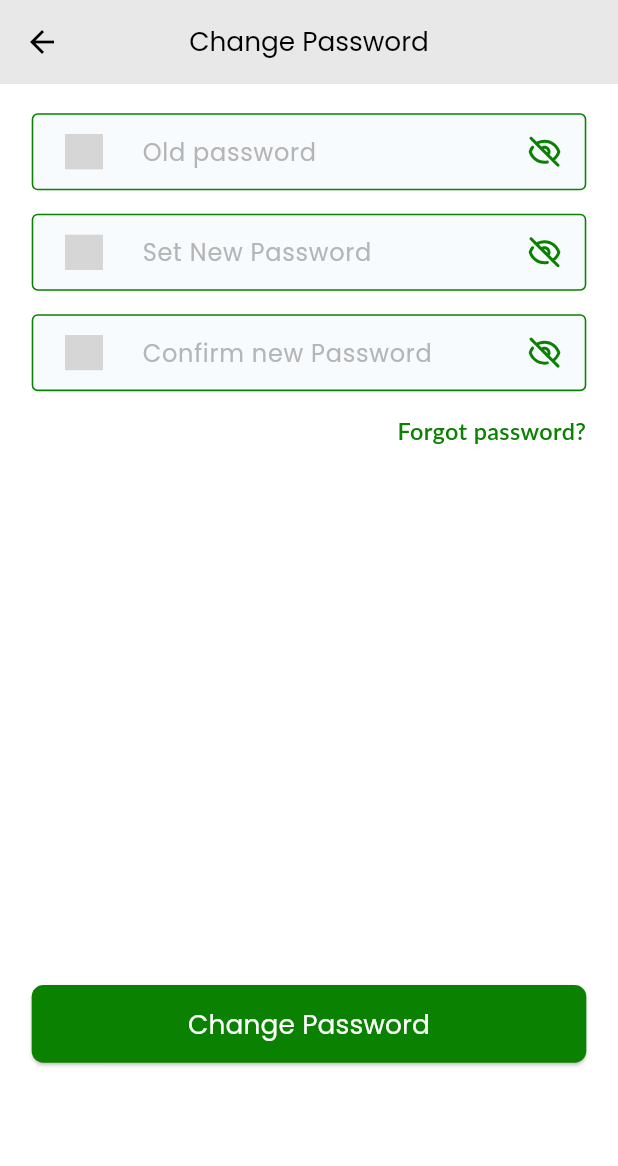
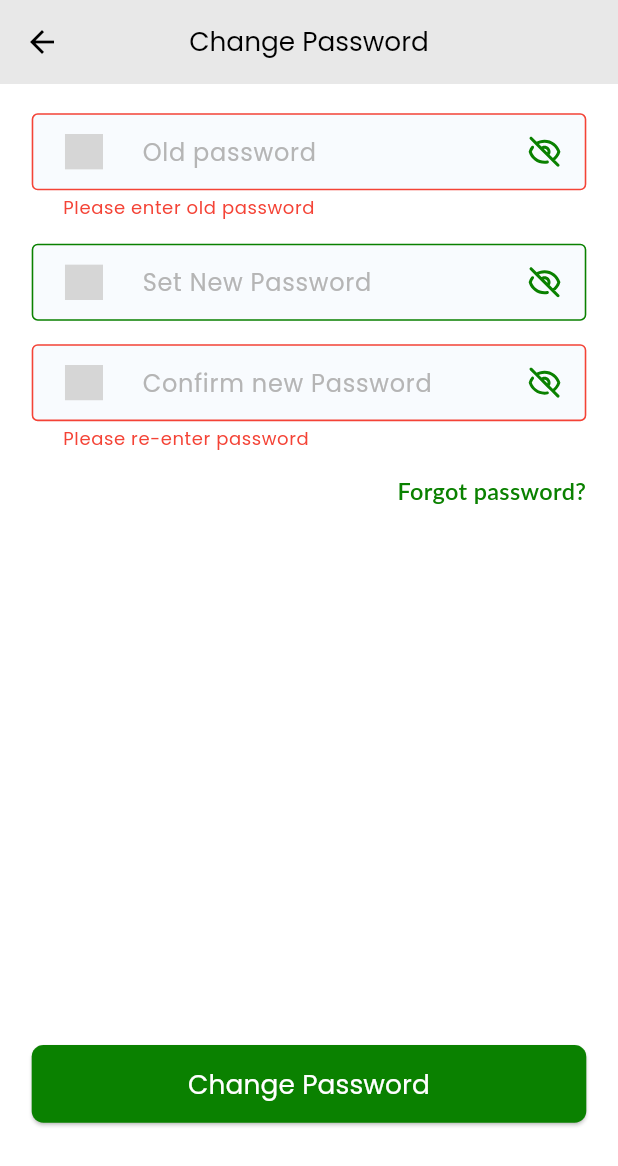
Before and after one commit to bdCalling-Sdt-hub/Stock-Cartel, a Flutter app: the ChangePasswordScreen screen opened by its route, after a tap on "Change Password", on a phone screen of 412 x 824 dp. Shown: the top 1166 px of the screen. Run offline on Flutter 3.47's test engine with Material 3 defaults, Android fonts, the phone set to English and light mode, and no system bars; our stand-ins replace cached_network_image, connectivity_plus, country_code_picker, flutter_chat_bubble, flutter_html, flutter_local_notifications and 13 more; missing offline and left inert: mime_type; accounts and stored records are empty; Roboto replaces fonts that are missing (Lato); grey boxes are pictures that could not be loaded.

Commit message:
forgot password complated

```diff
--- a/lib/controllers/authController/auth_controller.dart
+++ b/lib/controllers/authController/auth_controller.dart
@@ -167,100 +167,40 @@ class AuthController extends GetxController {
     }
   }
 
-/*//=================================> Forgot pass word <==========================================
-  TextEditingController phoneNumberCTRl = TextEditingController();
+//=================================> Forgot pass word <==========================================
   var forgotLoading = false.obs;
 
-  handleForget() async {
+  forgotPassword(String phone) async {
     forgotLoading(true);
-    var body = {
-      "phone": phoneNumberCTRl.text.trim(),
-    };
-    var headers = {
-      'Accept': 'application/json',
-      'Content-Type': 'application/json'
-    };
+    var body = {"phone": phone};
+    Map<String, String> header = {'Content-Type': 'application/json'};
     var response = await ApiClient.postData(
-        ApiConstants.forgotPasswordEndPoint, json.encode(body),
-        headers: headers);
-    if (response.statusCode == 200 || response.statusCode == 201) {
-      Get.toNamed(AppRoutes.verifyNumberScreen, parameters: {
-        "phone": phoneNumberCTRl.text.trim(),
-        "screenType": "forgetPasswordScreen",
-      });
-
-      forgetEmailTextCtrl.clear();
+        ApiConstants.forgetPasswordEndPoint, json.encode(body),
+        headers: header);
+    if (response.statusCode == 200) {
+      Get.toNamed(AppRoutes.verifyNumberScreen,
+          parameters: {"phone": phone, "screenType": "forgot"});
     } else {
-      ApiChecker.checkApi(response);
+      Fluttertoast.showToast(msg: response.statusText ?? "");
     }
     forgotLoading(false);
-  }*/
+  }
 
-/*//====================================> Handle Change password <================================
-  var changeLoading = false.obs;
-  TextEditingController oldPasswordCtrl = TextEditingController();
-  TextEditingController newPasswordCtrl = TextEditingController();
-  TextEditingController confirmPassController = TextEditingController();
-
-  handleChangePassword(String oldPassword, String newPassword) async {
-    changeLoading(true);
-    var body = {"oldPassword": oldPassword, "newPassword": newPassword};
-
-    var response =
-        await ApiClient.postData(ApiConstants.changePasswordEndPoint, body);
-    print("===============> ${response.body}");
-    if (response.statusCode == 200) {
-      Fluttertoast.showToast(
-          msg: response.body['message'],
-          toastLength: Toast.LENGTH_LONG,
-          gravity: ToastGravity.CENTER,
-          backgroundColor: Colors.green,
-          textColor: Colors.white);
-      // Get.offAllNamed(AppRoutes.signInScreen);
-      Get.back();
-      Get.back();
-    } else {
-      ApiChecker.checkApi(response);
-    }
-    changeLoading(false);
-  }*/
-
-/* //====================================> Reset password <==================================
-  var resetPasswordLoading = false.obs;
-
-  resetPassword(String email, String password) async {
-    print("=======> $email, and $password");
-    resetPasswordLoading(true);
-    var body = {"email": email, "password": password};
+ //====================================> Reset password <==================================
+ var setPasswordLoading = false.obs;
+  setPassword(String phone, String password) async {
+    setPasswordLoading(true);
+    var body = {"phone": phone, "password": password};
     Map<String, String> header = {'Content-Type': 'application/json'};
     var response = await ApiClient.postData(
-        ApiConstants.resetPasswordEndPoint, json.encode(body),
+        ApiConstants.setPasswordEndPoint, json.encode(body),
         headers: header);
     if (response.statusCode == 200) {
-      showDialog(
-          context: Get.context!,
-          barrierDismissible: false,
-          builder: (_) => AlertDialog(
-                title: const Text("Password reset!"),
-                content:
-                    const Text("Your password has been reset successfully."),
-                actions: [
-                  TextButton(
-                      onPressed: () {
-                        Get.back();
-                        Get.back();
-                        Get.back();
-                        Get.back();
-                      },
-                      child: const Text("Ok"))
-                ],
-              ));
+      Get.offNamed(AppRoutes.logInScreen);
     } else {
       debugPrint("error set password ${response.statusText}");
-      Fluttertoast.showToast(
-        msg: "${response.statusText}",
-      );
+      Fluttertoast.showToast(msg: "${response.statusText}");
     }
-    resetPasswordLoading(false);
-  }*/
+    setPasswordLoading(false);
+  }
 }
--- a/lib/views/screens/auth/setNewPassword/set_new_password_screen.dart
+++ b/lib/views/screens/auth/setNewPassword/set_new_password_screen.dart
@@ -1,6 +1,7 @@
 import 'package:flutter/material.dart';
 import 'package:flutter_screenutil/flutter_screenutil.dart';
 import 'package:get/get.dart';
+import '../../../../controllers/authController/auth_controller.dart';
 import '../../../../routes/app_routes.dart';
 import '../../../../utils/app_strings.dart';
 import '../../../widgets/custom_button.dart';
@@ -12,7 +13,7 @@ class SetNewPasswordScreen extends StatelessWidget {
   final GlobalKey<FormState> _formKey = GlobalKey<FormState>();
   final TextEditingController setPasswordCTRl = TextEditingController();
   final TextEditingController confirmPasswordCTRl = TextEditingController();
-
+  final _authController = Get.put(AuthController());
   @override
   Widget build(BuildContext context) {
     return Scaffold(
--- a/lib/views/screens/settings/changePassword/change_password_screen.dart
+++ b/lib/views/screens/settings/changePassword/change_password_screen.dart
@@ -2,8 +2,11 @@ import 'package:flutter/material.dart';
 import 'package:flutter_screenutil/flutter_screenutil.dart';
 import 'package:flutter_svg/flutter_svg.dart';
 import 'package:get/get.dart';
+import 'package:stock_cartel/controllers/authController/auth_controller.dart';
+import '../../../../controllers/changePasswordController/change_password_controller.dart';
 import '../../../../routes/app_routes.dart';
 import '../../../../utils/app_colors.dart';
+import '../../../../utils/app_constants.dart';
 import '../../../../utils/app_icons.dart';
 import '../../../../utils/app_strings.dart';
 import '../../../widgets/custom_button.dart';
@@ -22,8 +25,10 @@ class _ChangePasswordScreenState extends State<ChangePasswordScreen> {
   final TextEditingController oldPasswordCtrl = TextEditingController();
   final TextEditingController newPasswordCtrl = TextEditingController();
   final TextEditingController confirmPassController = TextEditingController();
+  final ChangePasswordController _changePassCtrl = Get.put(
+      ChangePasswordController());
+  final AuthController _authController = Get.put(AuthController());
 
-  // AuthController _authController = Get.put(AuthController());
   bool isObscuresOld = true;
   bool isObscure = true;
   bool isObscures = true;
@@ -77,7 +82,7 @@ class _ChangePasswordScreenState extends State<ChangePasswordScreen> {
                       prifixicon: _customIcons(AppIcons.lock),
                       isPassword: true,
                       hintText: AppStrings.setNewPassword.tr,
-                      validator: (value) {
+                      /*validator: (value) {
                         if (value == null) {
                           return "Please set new password";
                         } else if (value.length < 8 ||
@@ -85,7 +90,7 @@ class _ChangePasswordScreenState extends State<ChangePasswordScreen> {
                           return "Password: 8 characters min, letters & digits \nrequired";
                         }
                         return null;
-                      },
+                      },*/
                     ),
                     SizedBox(height: 16.h),
                     //===============================> Confirm Password Text-field <===============================
@@ -98,13 +103,16 @@ class _ChangePasswordScreenState extends State<ChangePasswordScreen> {
                       isPassword: true,
                       hintText: AppStrings.confirmNewPassword.tr,
                       validator: (value) {
-                        /* if (value == null) {
-                          return "Please re-enter new password";
-                        } else if (value !=
-                            _authController.newPasswordCtrl.text) {
-                          return "Passwords do not match";
+                        bool data = AppConstants.passwordValidator.hasMatch(
+                            value);
+                        if (value.isEmpty) {
+                          return "Please re-enter password";
+                        } else if (!data) {
+                          return "Insecure password detected.";
+                        } else if (newPasswordCtrl.text != value) {
+                          return "Password did not match.";
                         }
-                        return null;*/
+                        return null;
                       },
                     ),
                     SizedBox(height: 16.h),
@@ -112,9 +120,8 @@ class _ChangePasswordScreenState extends State<ChangePasswordScreen> {
                       onTap: () {
                         Get.toNamed(AppRoutes.forgotPasswordScreen,
                             parameters: {
-                              // "email": _authController.emailCtrl.text
+                              "phone": _authController.phoneNumberCTRl.text
                             });
-                        // Get.toNamed(AppRoutes.forgotPasswordScreen);
                       },
                       child: CustomText(
                         text: AppStrings.forgotPassword.tr,
@@ -126,16 +133,17 @@ class _ChangePasswordScreenState extends State<ChangePasswordScreen> {
                     ),
                     SizedBox(height: 367.h),
                     //===============================> Change Password Button <===============================
-                    CustomButton(
-                        text: AppStrings.changePasswords.tr,
-                        onTap: () {
-                          // if (_formKey.currentState!.validate()) {
-                          //   _authController.handleChangePassword(
-                          //       _authController.oldPasswordCtrl.text,
-                          //       _authController.newPasswordCtrl.text);
-                          // Get.toNamed(AppRoutes.verifyOtpScreen);
-                          //}
-                        }),
+                    Obx(() => CustomButton(
+                          text: AppStrings.changePasswords.tr,
+                          loading: _changePassCtrl.changeLoading.value,
+                          onTap: () {
+                            if (_formKey.currentState!.validate()) {
+                              _changePassCtrl.handleChangePassword(
+                                  oldPasswordCtrl.text,
+                                  confirmPassController.text);
+                            }
+                          })
+                    ),
                     SizedBox(height: 74.h),
                   ],
                 ),
@@ -148,9 +156,7 @@ class _ChangePasswordScreenState extends State<ChangePasswordScreen> {
   }
 
   //===============================> Custom Icons Method <===============================
-  _customIcons(
-    String icon,
-  ) {
+  _customIcons(String icon,) {
     return Padding(
       padding: EdgeInsets.symmetric(horizontal: 21.w),
       child: SvgPicture.asset(
```
Also changed, not shown: lib/controllers/changePasswordController/change_password_controller.dart (added, +128 -0 lines), lib/views/screens/auth/forgotPassword/forgot_password_screen.dart (+7 -4 lines).
